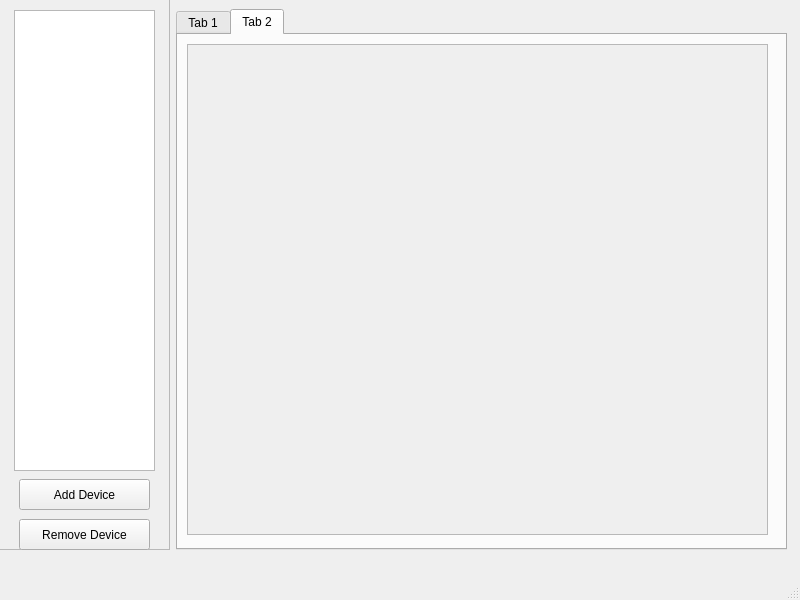
Old version of the form mainwindow.ui in the repository WebDesignbyTM/CAN_simulator.
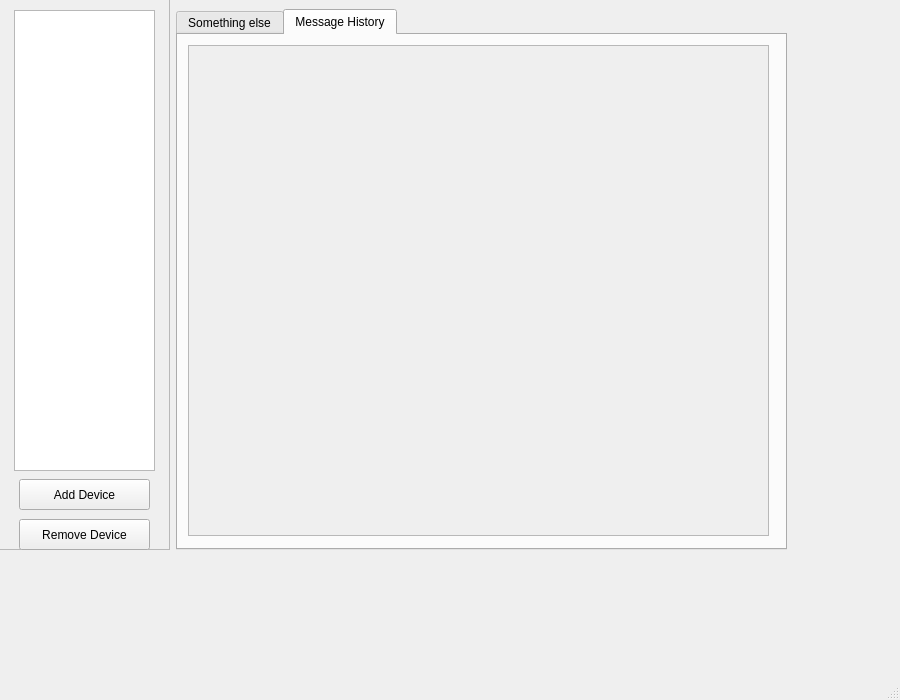
New version of the form.

Commit message: Fixed layout problems

```diff
--- a/mainwindow.ui
+++ b/mainwindow.ui
@@ -6,15 +6,33 @@
    <rect>
     <x>0</x>
     <y>0</y>
-    <width>800</width>
-    <height>600</height>
+    <width>900</width>
+    <height>700</height>
    </rect>
   </property>
+  <property name="sizePolicy">
+   <sizepolicy hsizetype="Expanding" vsizetype="Expanding">
+    <horstretch>0</horstretch>
+    <verstretch>0</verstretch>
+   </sizepolicy>
+  </property>
+  <property name="minimumSize">
+   <size>
+    <width>900</width>
+    <height>700</height>
+   </size>
+  </property>
   <property name="windowTitle">
    <string>MainWindow</string>
   </property>
   <widget class="QWidget" name="centralwidget">
-   <widget class="QFrame" name="frame">
+   <property name="sizePolicy">
+    <sizepolicy hsizetype="Expanding" vsizetype="Expanding">
+     <horstretch>0</horstretch>
+     <verstretch>0</verstretch>
+    </sizepolicy>
+   </property>
+   <widget class="QFrame" name="componentsList">
     <property name="geometry">
      <rect>
       <x>-1</x>
@@ -75,12 +93,18 @@
       <height>541</height>
      </rect>
     </property>
+    <property name="sizePolicy">
+     <sizepolicy hsizetype="Expanding" vsizetype="Expanding">
+      <horstretch>0</horstretch>
+      <verstretch>0</verstretch>
+     </sizepolicy>
+    </property>
     <property name="currentIndex">
      <number>1</number>
     </property>
     <widget class="QWidget" name="tab">
      <attribute name="title">
-      <string>Tab 1</string>
+      <string>Something else</string>
      </attribute>
      <widget class="QTextBrowser" name="textBrowser">
       <property name="geometry">
@@ -93,15 +117,21 @@
       </property>
      </widget>
     </widget>
-    <widget class="QWidget" name="tab_2">
+    <widget class="QWidget" name="messageHistoryTab">
+     <property name="sizePolicy">
+      <sizepolicy hsizetype="Expanding" vsizetype="Expanding">
+       <horstretch>0</horstretch>
+       <verstretch>0</verstretch>
+      </sizepolicy>
+     </property>
      <attribute name="title">
-      <string>Tab 2</string>
+      <string>Message History</string>
      </attribute>
      <widget class="QScrollArea" name="scrollArea">
       <property name="geometry">
        <rect>
-        <x>9</x>
-        <y>9</y>
+        <x>10</x>
+        <y>10</y>
         <width>581</width>
         <height>491</height>
        </rect>
@@ -118,6 +148,12 @@
          <height>489</height>
         </rect>
        </property>
+       <property name="sizePolicy">
+        <sizepolicy hsizetype="Expanding" vsizetype="Expanding">
+         <horstretch>1</horstretch>
+         <verstretch>1</verstretch>
+        </sizepolicy>
+       </property>
       </widget>
      </widget>
     </widget>
```
Left out of the diff: 16 changed lines with no effect on the pictures. The commit also changes 3 other files.
